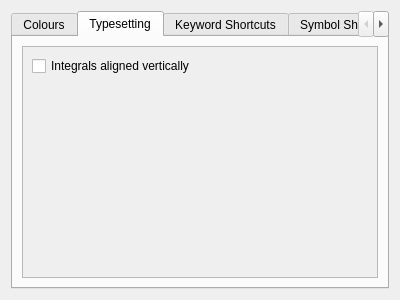
Before: the Qt Designer form example/exampleWidgetQt/preferences.ui in JohnDTill/Forscape, drawn with Qt 5.
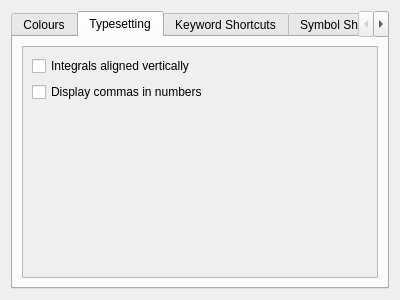
After: the same form once the commit is applied. The open tabs and pages were chosen to show the change.

Patch:
```diff
--- a/example/exampleWidgetQt/preferences.ui
+++ b/example/exampleWidgetQt/preferences.ui
@@ -76,6 +76,13 @@
              </property>
             </widget>
            </item>
+           <item>
+            <widget class="QCheckBox" name="numberCommaCheckBox">
+             <property name="text">
+              <string>Display commas in numbers</string>
+             </property>
+            </widget>
+           </item>
            <item>
             <spacer name="verticalSpacer">
              <property name="orientation">
```
Left out of the diff: 2 changed lines with no effect on the pictures.
